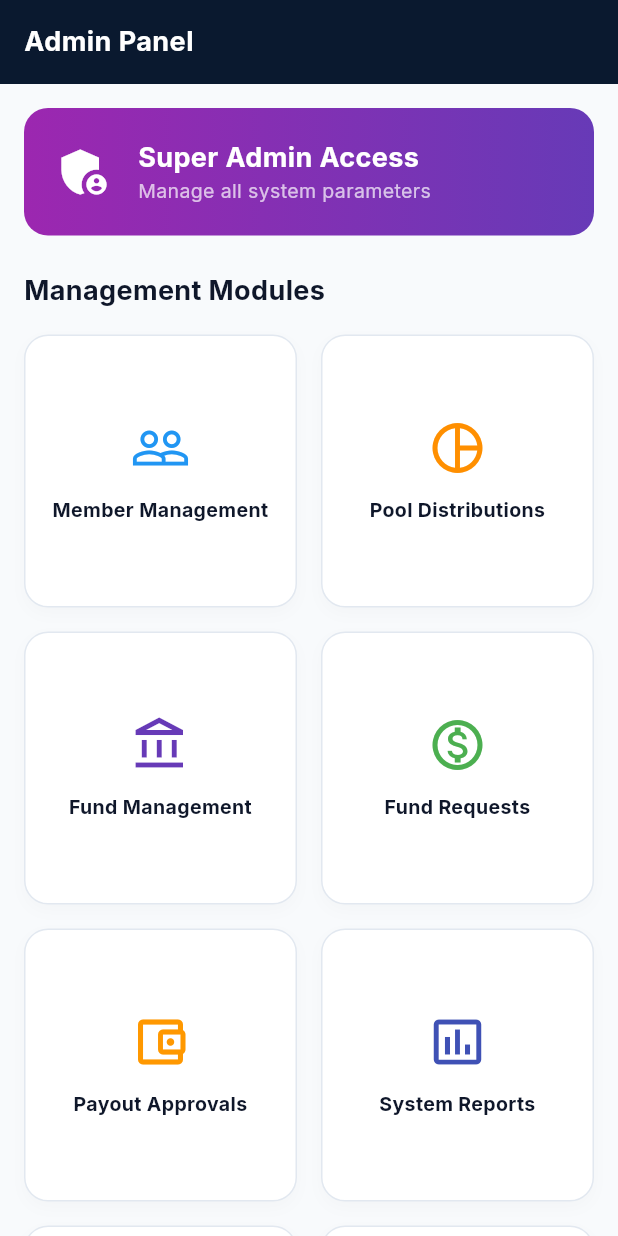
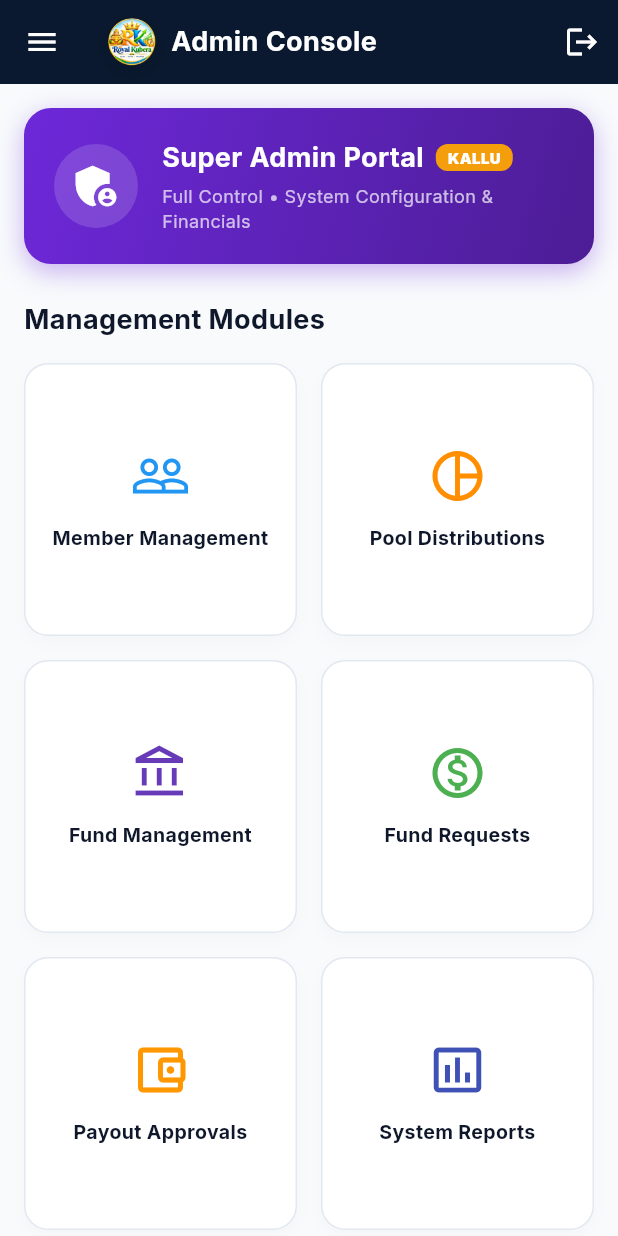
Before and after one commit to rajeshkinjarapu/royal_kuberaa, a Flutter app: the AdminDashboardScreen screen opened by its route, on a phone screen of 412 x 824 dp. Run offline on Flutter 3.47's test engine with Material 3 defaults, Android fonts, the phone set to English and light mode, and no system bars; our stand-ins replace go_router, google_fonts, image_picker, share_plus, shared_preferences; accounts and stored records are empty.

Commit message:
Configure dedicated admin-only console for kallu login in flutter

```diff
--- a/mlm_flutter_app/lib/screens/admin_dashboard_screen.dart
+++ b/mlm_flutter_app/lib/screens/admin_dashboard_screen.dart
@@ -1,19 +1,73 @@
 import 'package:flutter/material.dart';
+import 'package:provider/provider.dart';
 import 'package:google_fonts/google_fonts.dart';
 import 'package:go_router/go_router.dart';
+import '../providers/auth_provider.dart';
 import '../utils/constants.dart';
+import '../widgets/app_drawer.dart';
+import '../widgets/app_logo.dart';
 
 class AdminDashboardScreen extends StatelessWidget {
   const AdminDashboardScreen({super.key});
+
+  void _confirmLogout(BuildContext context) {
+    showDialog(
+      context: context,
+      builder: (ctx) => AlertDialog(
+        title: const Text('Confirm Logout'),
+        content: const Text('Are you sure you want to log out of the Admin Console?'),
+        actions: [
+          TextButton(
+            onPressed: () => Navigator.pop(ctx),
+            child: const Text('Cancel'),
+          ),
+          ElevatedButton(
+            onPressed: () async {
+              Navigator.pop(ctx);
+              await context.read<AuthProvider>().logout();
+              if (context.mounted) {
+                context.go('/login');
+              }
+            },
+            style: ElevatedButton.styleFrom(backgroundColor: AppColors.error),
+            child: const Text('Logout', style: TextStyle(color: Colors.white)),
+          ),
+        ],
+      ),
+    );
+  }
 
   @override
   Widget build(BuildContext context) {
     return Scaffold(
       backgroundColor: AppColors.background,
       appBar: AppBar(
-        title: const Text('Admin Panel'),
-        elevation: 0,
+        title: Row(
+          children: [
+            const AppLogo(size: 32, showBorder: false),
+            const SizedBox(width: 10),
+            Text(
+              'Admin Console',
+              style: GoogleFonts.inter(
+                fontWeight: FontWeight.bold,
+                fontSize: 18,
+                color: Colors.white,
+              ),
+            ),
+          ],
+        ),
+        backgroundColor: AppColors.darkNavy,
+        foregroundColor: Colors.white,
+        elevation: 2,
+        actions: [
+          IconButton(
+            icon: const Icon(Icons.logout, color: Colors.white),
+            tooltip: 'Logout',
+            onPressed: () => _confirmLogout(context),
+          ),
+        ],
       ),
+      drawer: const AppDrawer(),
       body: SingleChildScrollView(
         padding: const EdgeInsets.fromLTRB(16.0, 16.0, 16.0, 40.0),
         child: Column(
@@ -22,19 +76,60 @@ class AdminDashboardScreen extends StatelessWidget {
             Container(
               padding: const EdgeInsets.all(20),
               decoration: BoxDecoration(
-                gradient: const LinearGradient(colors: [Colors.purple, Colors.deepPurple]),
-                borderRadius: BorderRadius.circular(16),
+                gradient: const LinearGradient(
+                  colors: [Color(0xFF6D28D9), Color(0xFF4C1D95)],
+                  begin: Alignment.topLeft,
+                  end: Alignment.bottomRight,
+                ),
+                borderRadius: BorderRadius.circular(18),
+                boxShadow: [
+                  BoxShadow(
+                    color: const Color(0xFF6D28D9).withOpacity(0.35),
+                    blurRadius: 14,
+                    offset: const Offset(0, 5),
+                  ),
+                ],
               ),
-              child: const Row(
+              child: Row(
                 children: [
-                  Icon(Icons.admin_panel_settings, color: Colors.white, size: 40),
-                  SizedBox(width: 16),
+                  Container(
+                    padding: const EdgeInsets.all(10),
+                    decoration: BoxDecoration(
+                      color: Colors.white.withOpacity(0.15),
+                      shape: BoxShape.circle,
+                    ),
+                    child: const Icon(Icons.admin_panel_settings, color: Colors.white, size: 36),
+                  ),
+                  const SizedBox(width: 16),
                   Expanded(
                     child: Column(
                       crossAxisAlignment: CrossAxisAlignment.start,
                       children: [
-                        Text('Super Admin Access', style: TextStyle(color: Colors.white, fontWeight: FontWeight.bold, fontSize: 18)),
-                        Text('Manage all system parameters', style: TextStyle(color: Colors.white70, fontSize: 13)),
+                        Row(
+                          children: [
+                            const Text(
+                              'Super Admin Portal',
+                              style: TextStyle(color: Colors.white, fontWeight: FontWeight.bold, fontSize: 18),
+                            ),
+                            const SizedBox(width: 8),
+                            Container(
+                              padding: const EdgeInsets.symmetric(horizontal: 8, vertical: 2),
+                              decoration: BoxDecoration(
+                                color: const Color(0xFFF59E0B),
+                                borderRadius: BorderRadius.circular(8),
+                              ),
+                              child: const Text(
+                                'KALLU',
+                                style: TextStyle(color: Colors.white, fontWeight: FontWeight.w900, fontSize: 10),
+                              ),
+                            ),
+                          ],
+                        ),
+                        const SizedBox(height: 4),
+                        const Text(
+                          'Full Control • System Configuration & Financials',
+                          style: TextStyle(color: Colors.white70, fontSize: 12),
+                        ),
                       ],
                     ),
                   ),
--- a/mlm_flutter_app/lib/screens/login_screen.dart
+++ b/mlm_flutter_app/lib/screens/login_screen.dart
@@ -48,7 +48,15 @@ class _LoginScreenState extends State<LoginScreen> {
     );
 
     if (success && mounted) {
-      context.go('/dashboard');
+      final user = context.read<AuthProvider>().user;
+      final isAdmin = user?['role'] == 'admin' ||
+                      user?['memberId']?.toString().toLowerCase() == 'kallu' ||
+                      memberId.toLowerCase() == 'kallu';
+      if (isAdmin) {
+        context.go('/admin');
+      } else {
+        context.go('/dashboard');
+      }
     } else if (mounted) {
       setState(() {
         _errorMessage = 'Invalid credentials. Please check your ID and 6-digit PIN.';
--- a/mlm_flutter_app/lib/screens/main_layout.dart
+++ b/mlm_flutter_app/lib/screens/main_layout.dart
@@ -10,6 +10,7 @@ import 'dashboard_screen.dart';
 import 'network_screen.dart';
 import 'finance_screen.dart';
 import 'profile_screen.dart';
+import 'admin_dashboard_screen.dart';
 
 class MainLayout extends StatefulWidget {
   final int initialIndex;
@@ -37,6 +38,13 @@ class _MainLayoutState extends State<MainLayout> {
 
   @override
   Widget build(BuildContext context) {
+    final user = context.watch<AuthProvider>().user;
+    final isAdmin = user?['role'] == 'admin' || user?['memberId']?.toString().toLowerCase() == 'kallu';
+
+    if (isAdmin) {
+      return const AdminDashboardScreen();
+    }
+
     return Scaffold(
       backgroundColor: AppColors.background,
       appBar: AppBar(
```
Also changed, not shown: mlm_flutter_app/lib/screens/splash_screen.dart (+7 -1 lines), mlm_flutter_app/lib/widgets/app_drawer.dart (+36 -25 lines).
